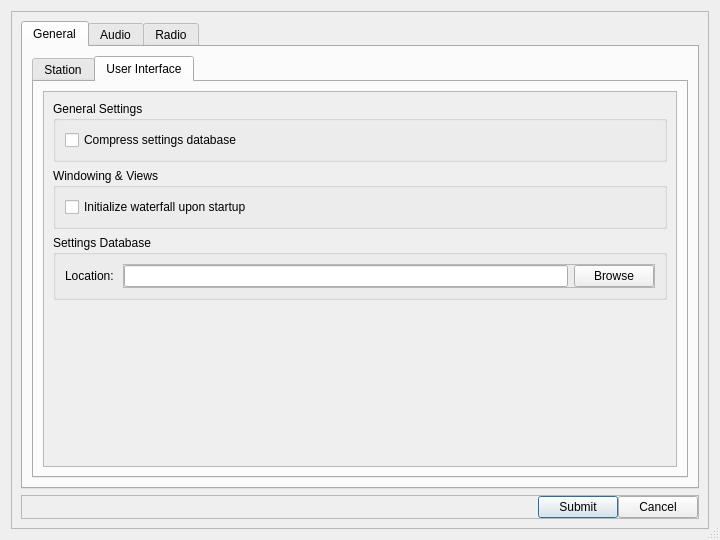
Qt form src/ui/dialogsettings.ui (GekkoFyre/small-world-deluxe) before a commit.
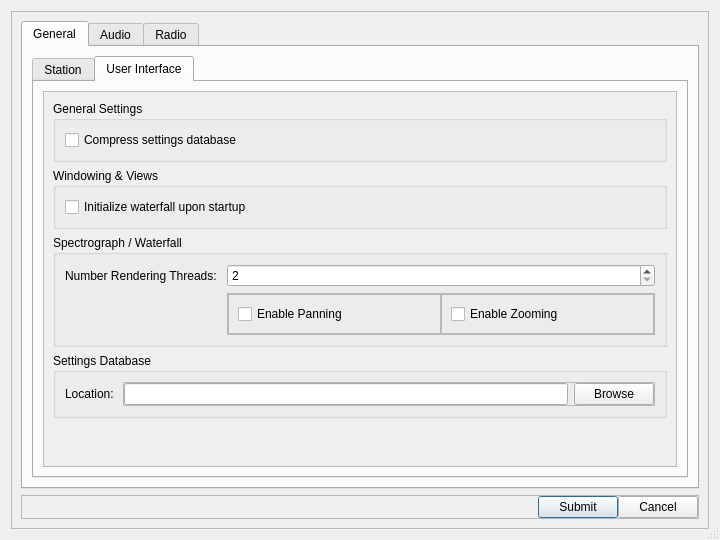
The same form after that commit. The open tabs and pages were chosen to show the change.

Commit message: * Added further configuration options to the settings dialog. * Made slight modifications to the spectrograph code in relation to time management.

The edit to the form file:
```diff
--- a/src/ui/dialogsettings.ui
+++ b/src/ui/dialogsettings.ui
@@ -339,6 +339,113 @@
                        </layout>
                       </widget>
                      </item>
+                     <item>
+                      <widget class="QGroupBox" name="groupBox_spectro_settings">
+                       <property name="title">
+                        <string>Spectrograph / Waterfall</string>
+                       </property>
+                       <layout class="QFormLayout" name="formLayout_7">
+                        <item row="0" column="0">
+                         <widget class="QLabel" name="label_spectro_render_thread_settings">
+                          <property name="text">
+                           <string>Number Rendering Threads: </string>
+                          </property>
+                         </widget>
+                        </item>
+                        <item row="0" column="1">
+                         <widget class="QSpinBox" name="spinBox_spectro_render_thread_settings">
+                          <property name="toolTip">
+                           <string>Be careful! Setting this too high can cause system instability.</string>
+                          </property>
+                          <property name="minimum">
+                           <number>2</number>
+                          </property>
+                          <property name="maximum">
+                           <number>128</number>
+                          </property>
+                         </widget>
+                        </item>
+                        <item row="1" column="1">
+                         <widget class="QFrame" name="frame_spectro_settings_checkbox">
+                          <property name="frameShape">
+                           <enum>QFrame::StyledPanel</enum>
+                          </property>
+                          <property name="frameShadow">
+                           <enum>QFrame::Raised</enum>
+                          </property>
+                          <layout class="QHBoxLayout" name="horizontalLayout_6">
+                           <property name="spacing">
+                            <number>0</number>
+                           </property>
+                           <property name="leftMargin">
+                            <number>0</number>
+                           </property>
+                           <property name="topMargin">
+                            <number>0</number>
+                           </property>
+                           <property name="rightMargin">
+                            <number>0</number>
+                           </property>
+                           <property name="bottomMargin">
+                            <number>0</number>
+                           </property>
+                           <item>
+                            <widget class="QFrame" name="frame_spectro_inner_enable_panning">
+                             <property name="frameShape">
+                              <enum>QFrame::StyledPanel</enum>
+                             </property>
+                             <property name="frameShadow">
+                              <enum>QFrame::Raised</enum>
+                             </property>
+                             <layout class="QVBoxLayout" name="verticalLayout_25">
+                              <item>
+                               <widget class="QCheckBox" name="checkBox_enable_panning">
+                                <property name="text">
+                                 <string>Enable Panning</string>
+                                </property>
+                               </widget>
+                              </item>
+                             </layout>
+                            </widget>
+                           </item>
+                           <item>
+                            <widget class="QFrame" name="frame_spectro_inner_enable_zooming">
+                             <property name="frameShape">
+                              <enum>QFrame::StyledPanel</enum>
+                             </property>
+                             <property name="frameShadow">
+                              <enum>QFrame::Raised</enum>
+                             </property>
+                             <layout class="QVBoxLayout" name="verticalLayout_24">
+                              <item>
+                               <widget class="QCheckBox" name="checkBox_enable_zooming">
+                                <property name="text">
+                                 <string>Enable Zooming</string>
+                                </property>
+                               </widget>
+                              </item>
+                             </layout>
+                            </widget>
+                           </item>
+                          </layout>
+                         </widget>
+                        </item>
+                        <item row="1" column="0">
+                         <spacer name="horizontalSpacer_7">
+                          <property name="orientation">
+                           <enum>Qt::Horizontal</enum>
+                          </property>
+                          <property name="sizeHint" stdset="0">
+                           <size>
+                            <width>40</width>
+                            <height>20</height>
+                           </size>
+                          </property>
+                         </spacer>
+                        </item>
+                       </layout>
+                      </widget>
+                     </item>
                      <item>
                       <widget class="QGroupBox" name="groupBox_db_save_loc">
                        <property name="title">
```
The commit also changes 7 other files.
